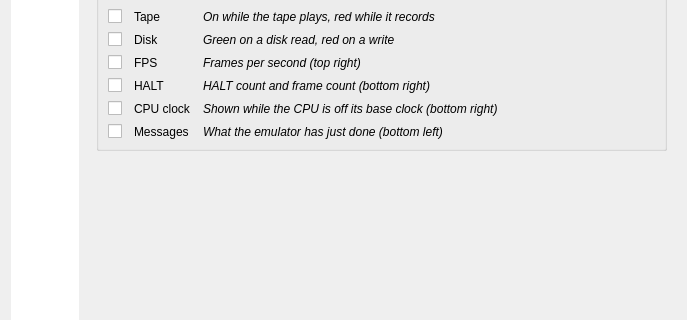
The window that ui/setupwin.ui (Volutar/xpeccy-plus) describes before a commit, drawn with Qt 5; both pictures show x 0 to 687 and y 178 to 498 of the 687 by 909 pixel window.
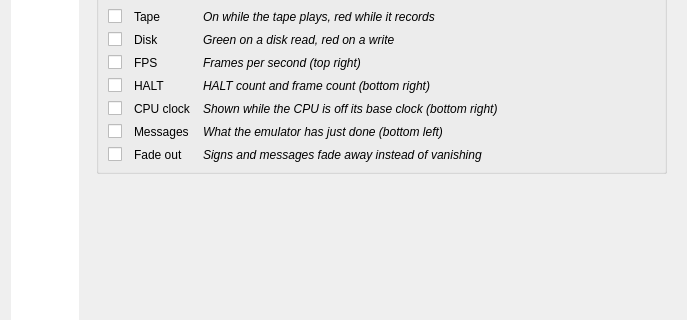
The same window after the commit. The open tabs and pages were chosen to show the change. Icons and pictures are not drawn. Custom widgets are drawn as their Qt base class.

Commit message:
OSD: a sign or a message fades out when it is over, the rewind's with its seconds under it
An option on the Appearance page, on by default.

```diff
--- a/ui/setupwin.ui
+++ b/ui/setupwin.ui
@@ -3260,6 +3260,45 @@
                   </property>
                  </widget>
                 </item>
+                <item row="9" column="0">
+                 <widget class="QCheckBox" name="cbFadeLed">
+                  <property name="text">
+                   <string/>
+                  </property>
+                  <property name="icon">
+                   <iconset resource="../xpeccy.qrc">
+                    <normaloff>:/images/display.png</normaloff>:/images/display.png</iconset>
+                  </property>
+                  <property name="iconSize">
+                   <size>
+                    <width>16</width>
+                    <height>16</height>
+                   </size>
+                  </property>
+                 </widget>
+                </item>
+                <item row="9" column="1">
+                 <widget class="QLabel" name="namFadeLed">
+                  <property name="text">
+                   <string>Fade out</string>
+                  </property>
+                  <property name="buddy">
+                   <cstring>cbFadeLed</cstring>
+                  </property>
+                 </widget>
+                </item>
+                <item row="9" column="2">
+                 <widget class="QLabel" name="labFadeLed">
+                  <property name="font">
+                   <font>
+                    <italic>true</italic>
+                   </font>
+                  </property>
+                  <property name="text">
+                   <string>Signs and messages fade away instead of vanishing</string>
+                  </property>
+                 </widget>
+                </item>
                </layout>
               </widget>
              </item>
```
The commit also changes 4 other files.
